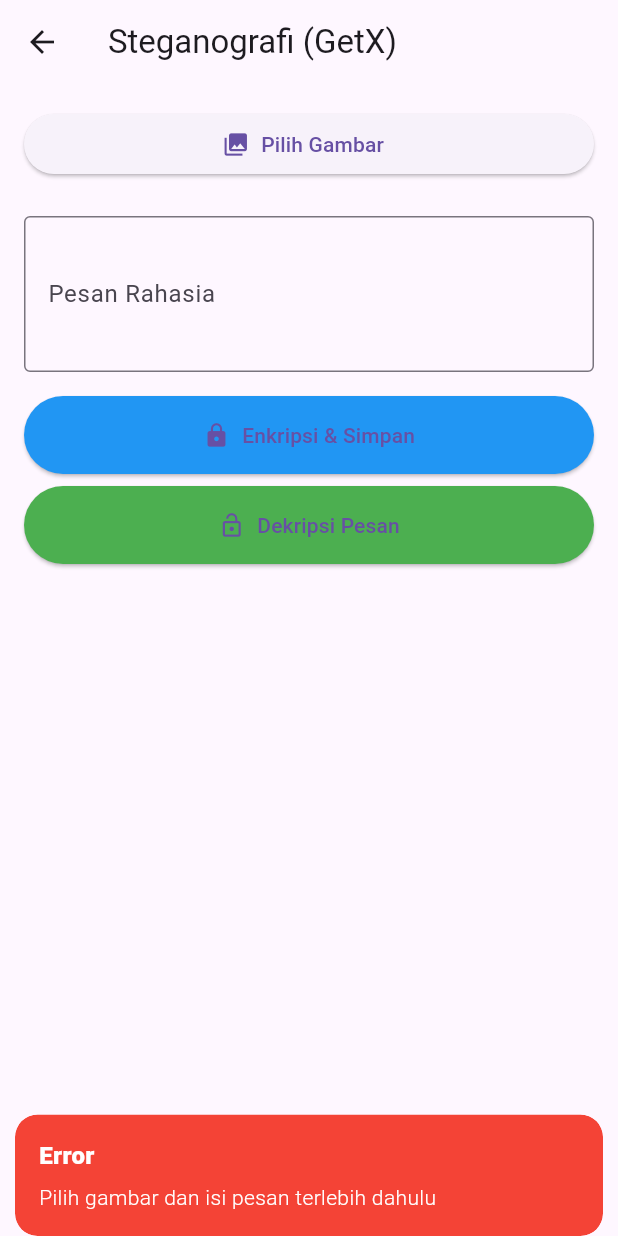
After one commit to imdito/Kripto-App-Vault, a Flutter app: the SteganographyView screen opened by its route, after a tap on "Enkripsi & Simpan", on a phone screen of 412 x 824 dp. The commit adds this screen. Run offline on Flutter 3.47's test engine with Material 3 defaults, Android fonts, the phone set to English and light mode, and no system bars; our stand-ins replace flutter_dotenv, get, get_storage, image_picker, local_auth; missing offline and left inert: saver_gallery; accounts and stored records are empty.

Commit message:
integrasi fitur ekripsi dekripsi steganografi

```diff
--- a/lib/homePage/home_page_controller.dart
+++ b/lib/homePage/home_page_controller.dart
@@ -105,7 +105,7 @@ class HomePageController extends GetxController {
               title: const Text('Sembunyikan Pesan di Gambar'),
               onTap: () {
                 Get.back();
-                // Get.toNamed('/add-steganography');
+                Get.toNamed('/steganography');
               },
             ),
           ],
--- a/lib/routes.dart
+++ b/lib/routes.dart
@@ -7,12 +7,15 @@ import 'package:kripto_app/profilePage/editProfile/edit_profile_controller.dart'
 import 'package:kripto_app/profilePage/editProfile/edit_profile_view.dart';
 import 'package:kripto_app/profilePage/profile_controller.dart';
 import 'package:kripto_app/profilePage/profile_view.dart';
+import 'package:kripto_app/steganoPage/stegano_controller.dart';
+import 'package:kripto_app/steganoPage/stegano_view.dart';
 
 class AppRoutes {
   static const String login = '/login';
   static const String home = '/home';
   static const String profile = '/profile';
   static const String editProfile = '/edit-profile';
+  static const String steganography = '/steganography';
 }
 
 class AppPages {
@@ -51,6 +54,14 @@ class AppPages {
       ),
       transition: Transition.rightToLeft, // Transisi
     ),
-
+    GetPage(
+      name: AppRoutes.steganography,
+      page: () => SteganographyView(),
+      binding: BindingsBuilder(
+        () {
+          Get.lazyPut<SteganographyController>(() => SteganographyController());
+        },
+      ),
+    )
   ];
 }
--- /dev/null
+++ b/lib/steganoPage/stegano_controller.dart
@@ -0,0 +1,207 @@
+import 'dart:convert';
+import 'dart:io';
+import 'package:flutter/material.dart';
+import 'package:flutter_dotenv/flutter_dotenv.dart';
+import 'package:get/get.dart';
+import 'package:http/http.dart' as http;
+import 'package:image_picker/image_picker.dart';
+import 'dart:typed_data';
+import 'package:saver_gallery/saver_gallery.dart';
+
+class SteganographyController extends GetxController {
+  // --- KONSTANTA ---
+  String? baseUrl= dotenv.env['API_HOST'];
+  final ImagePicker _picker = ImagePicker();
+
+  // --- STATE REAKTIF (.obs) ---
+  var selectedImage = Rxn<File>(); // Rxn<File>() artinya File? yang reaktif
+  var isLoading = false.obs;
+
+  // Gunakan TextEditingController untuk input, ini lebih efisien
+  final messageController = TextEditingController();
+
+  @override
+  void onClose() {
+    // Selalu dispose controller
+    messageController.dispose();
+    super.onClose();
+  }
+
+  // --- LOGIKA UTAMA (PINDAHAN DARI STATE) ---
+
+  // ========== ENCODE ==========
+  Future<void> encodeMessage() async {
+    if (selectedImage.value == null || messageController.text.isEmpty) {
+      _showError('Pilih gambar dan isi pesan terlebih dahulu');
+      return;
+    }
+
+    isLoading(true); // Ganti setState
+
+    try {
+      // 1. Convert image to base64
+      final bytes = await selectedImage.value!.readAsBytes();
+      final base64Image = base64Encode(bytes);
+
+      print('📤 Encoding message into image...');
+
+      // 2. Send to API
+      final response = await http.post(
+        Uri.parse('$baseUrl/api/stego/encode'),
+        headers: {'Content-Type': 'application/json'},
+        body: jsonEncode({
+          'image_data': base64Image,
+          'secret_message': messageController.text, // Ambil dari controller
+        }),
+      );
+
+      if (response.statusCode == 200) {
+        final data = jsonDecode(response.body);
+        final encodedImageBase64 = data['data']['encoded_image'];
+
+        // 3. Save encoded image to device
+        await _saveEncodedImage(encodedImageBase64);
+        _showSuccess('Gambar berhasil di-encode dan disimpan!');
+      } else {
+        final error = jsonDecode(response.body);
+        _showError(error['message']);
+      }
+    } catch (e) {
+      _showError('Error: $e');
+    } finally {
+      isLoading(false); // Ganti setState
+    }
+  }
+
+  // ========== DECODE ==========
+  Future<void> decodeMessage() async {
+    if (selectedImage.value == null) {
+      _showError('Pilih gambar steganografi terlebih dahulu');
+      return;
+    }
+
+    isLoading(true); // Ganti setState
+
+    try {
+      // 1. Convert image to base64
+      final bytes = await selectedImage.value!.readAsBytes();
+      final base64Image = base64Encode(bytes);
+
+      print('🔓 Decoding message from image...');
+
+      // 2. Send to API
+      final response = await http.post(
+        Uri.parse('$baseUrl/api/stego/decode'),
+        headers: {'Content-Type': 'application/json'},
+        body: jsonEncode({
+          'image_data': base64Image,
+        }),
+      );
+
+      if (response.statusCode == 200) {
+        final data = jsonDecode(response.body);
+        final decodedMessage = data['data']['secret_message'];
+
+        // 3. Show message
+        _showDialog('Pesan Rahasia Ditemukan!', decodedMessage);
+      } else {
+        final error = jsonDecode(response.body);
+        _showError(error['message']);
+      }
+    } catch (e) {
+      _showError('Error: $e');
+    } finally {
+      isLoading(false); // Ganti setState
+    }
+  }
+
+  // ========== HELPER ==========
+
+  // Pick image from gallery
+  Future<void> pickImage() async {
+    final image = await _picker.pickImage(
+      source: ImageSource.gallery,
+      imageQuality: 100, // IMPORTANT: No compression!
+    );
+
+    if (image != null) {
+      selectedImage.value = File(image.path); // Ganti setState
+    }
+  }
+
+  // Save base64 image to device storage
+  Future<void> _saveEncodedImage(String base64Image) async {
+    try {
+      // Decode base64 to bytes
+      final bytes = base64Decode(base64Image);
+
+
+      // Save to Gallery (visible to user!)
+      try {
+        final result = await SaverGallery.saveImage(
+          Uint8List.fromList(bytes),
+          quality: 60,
+          fileName: 'stego_${DateTime.now().millisecondsSinceEpoch}.png',
+          androidRelativePath: "Pictures/appName/images",
+          skipIfExists: false,
+        );
+
+        // if (result['isSuccess']) {
+        //   print('✅ Saved to Gallery: ${result['filePath']}');
+        //   // Android: /storage/emulated/0/Pictures/stego_xxx.png
+        //   // iOS: Photo Library
+        //
+        //   _showDialog('Success', 'Gambar berhasil disimpan ke Gallery!\nBisa dilihat di Photos/Gallery app.');
+        // } else {
+        //   throw Exception('Failed to save image');
+        // }
+      }catch(e){
+        print('Error saving image to gallery: $e');
+        _showError('Gagal menyimpan gambar ke Gallery: $e');
+        return;
+      }
+
+
+    } catch (e) {
+      print('❌ Error saving image: $e');
+      _showError('Gagal menyimpan gambar: $e');
+    }
+  }
+
+  // --- UI FEEDBACK (Ganti dengan GetX) ---
+
+  void _showError(String msg) {
+    Get.snackbar(
+      'Error',
+      msg,
+      backgroundColor: Colors.red,
+      colorText: Colors.white,
+      snackPosition: SnackPosition.BOTTOM,
+    );
+  }
+
+  void _showSuccess(String msg) {
+    Get.snackbar(
+      'Sukses',
+      msg,
+      backgroundColor: Colors.green,
+      colorText: Colors.white,
+      snackPosition: SnackPosition.BOTTOM,
+    );
+  }
+
+  void _showDialog(String title, String message) {
+    Get.dialog(
+      AlertDialog(
+        title: Text(title),
+        content: SelectableText(message),
+        actions: [
+          TextButton(
+            onPressed: () => Get.back(), // Ganti Navigator.pop
+            child: Text('OK'),
+          ),
+        ],
+      ),
+    );
+  }
+}
--- /dev/null
+++ b/lib/steganoPage/stegano_view.dart
@@ -0,0 +1,104 @@
+import 'dart:io';
+import 'package:flutter/material.dart';
+import 'package:get/get.dart';
+import 'package:kripto_app/steganoPage/stegano_controller.dart'; // Sesuaikan
+
+class SteganographyView extends GetView<SteganographyController> {
+  const SteganographyView({Key? key}) : super(key: key);
+
+  @override
+  Widget build(BuildContext context) {
+    return Scaffold(
+      appBar: AppBar(
+        title: Text('Steganografi (GetX)'),
+      ),
+      body: SingleChildScrollView(
+        padding: EdgeInsets.all(16),
+        child: Column(
+          crossAxisAlignment: CrossAxisAlignment.stretch,
+          children: [
+            // Pick Image Button
+            ElevatedButton.icon(
+              icon: Icon(Icons.photo_library),
+              label: Text('Pilih Gambar'),
+              onPressed: controller.pickImage, // Panggil dari controller
+            ),
+
+            // Tampilkan gambar yang dipilih secara reaktif
+            Obx(() {
+              if (controller.selectedImage.value != null) {
+                return Padding(
+                  padding: const EdgeInsets.only(top: 16),
+                  child: Image.file(
+                    controller.selectedImage.value!,
+                    height: 200,
+                    fit: BoxFit.contain,
+                  ),
+                );
+              } else {
+                return const SizedBox.shrink(); // Sembunyikan jika null
+              }
+            }),
+
+            SizedBox(height: 24),
+
+            // Secret Message Input
+            TextField(
+              controller: controller.messageController, // Gunakan controller
+              decoration: InputDecoration(
+                labelText: 'Pesan Rahasia',
+                border: OutlineInputBorder(),
+              ),
+              maxLines: 3,
+              // Hapus onChanged, karena sudah di-handle controller
+            ),
+
+            SizedBox(height: 16),
+
+            // Bungkus tombol dengan Obx agar bisa disable saat loading
+            Obx(() => ElevatedButton.icon(
+              icon: Icon(Icons.lock),
+              label: Text('Enkripsi & Simpan'),
+              onPressed: controller.isLoading.value
+                  ? null // Disable jika loading
+                  : controller.encodeMessage, // Panggil dari controller
+              style: ElevatedButton.styleFrom(
+                backgroundColor: Colors.blue,
+                padding: EdgeInsets.symmetric(vertical: 16),
+              ),
+            )),
+
+            SizedBox(height: 8),
+
+            // Bungkus tombol dengan Obx agar bisa disable saat loading
+            Obx(() => ElevatedButton.icon(
+              icon: Icon(Icons.lock_open),
+              label: Text('Dekripsi Pesan'),
+              onPressed: controller.isLoading.value
+                  ? null // Disable jika loading
+                  : controller.decodeMessage, // Panggil dari controller
+              style: ElevatedButton.styleFrom(
+                backgroundColor: Colors.green,
+                padding: EdgeInsets.symmetric(vertical: 16),
+              ),
+            )),
+
+            // Tampilkan loading indicator secara reaktif
+            Obx(() {
+              if (controller.isLoading.value) {
+                return Center(
+                  child: Padding(
+                    padding: EdgeInsets.all(16),
+                    child: CircularProgressIndicator(),
+                  ),
+                );
+              } else {
+                return const SizedBox.shrink();
+              }
+            }),
+          ],
+        ),
+      ),
+    );
+  }
+}
--- a/pubspec.yaml
+++ b/pubspec.yaml
@@ -39,6 +39,9 @@ dependencies:
   flutter_dotenv: ^6.0.0
   local_auth: ^3.0.0
   get_storage: ^2.1.1
+  image_picker: ^1.2.0
+  dotted_border: ^3.1.0
+  saver_gallery: ^4.0.1
 
 dev_dependencies:
   flutter_test:
```
Also changed, not shown: pubspec.lock, 2 other files.
